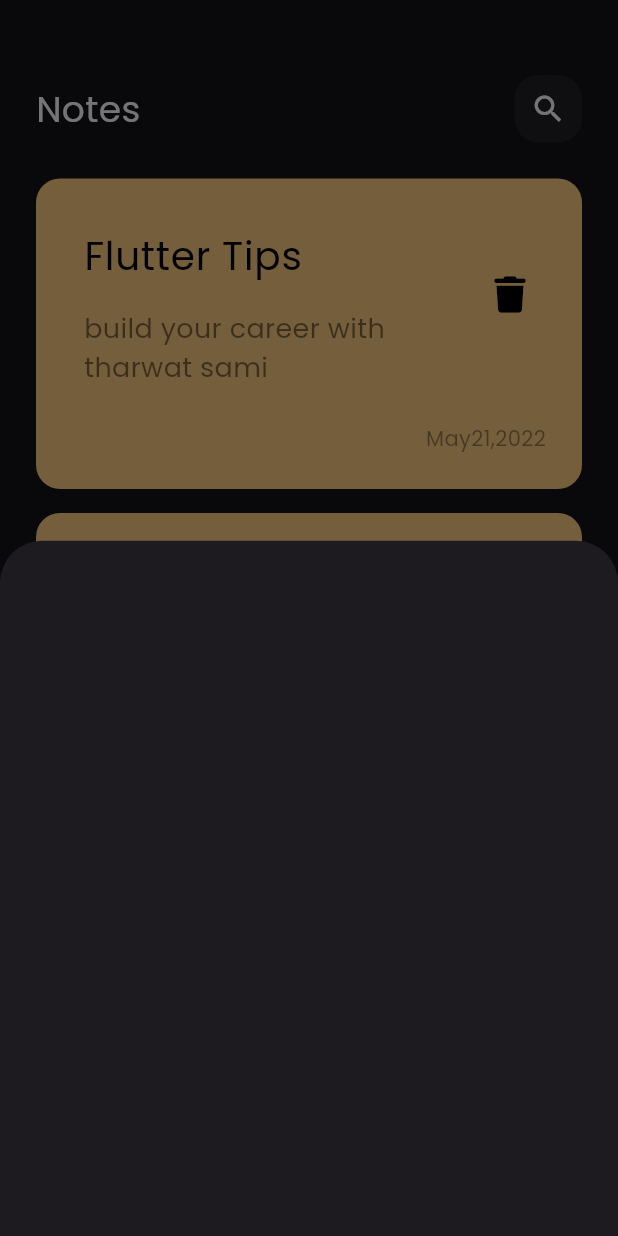
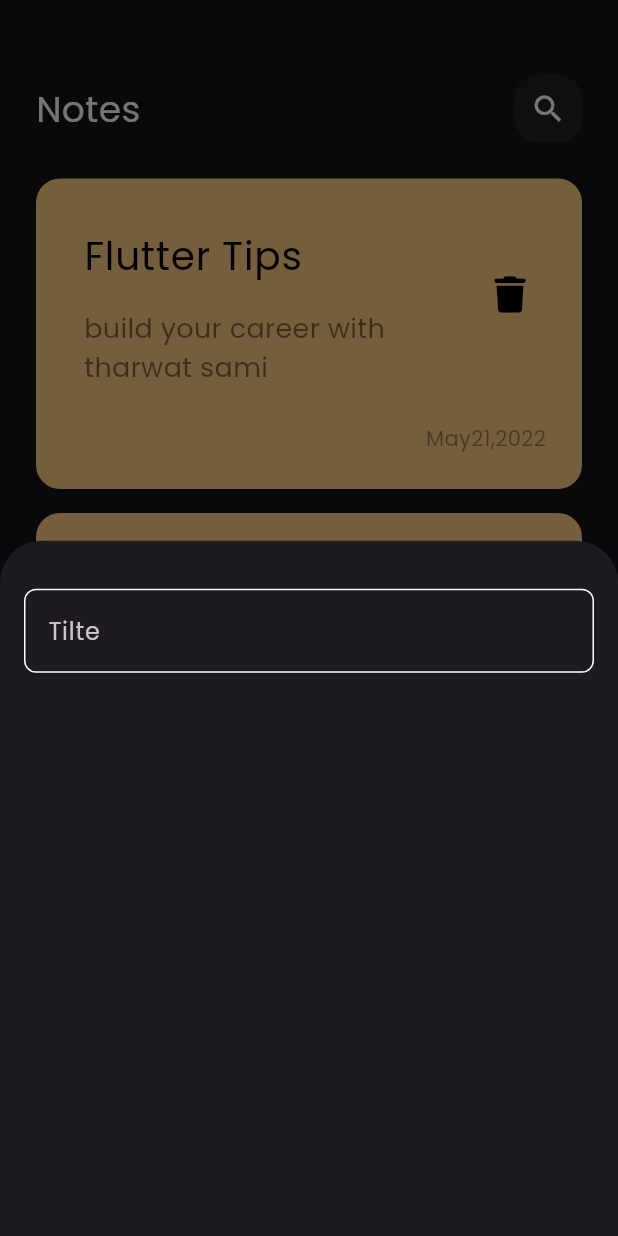
Before and after one commit to Yousef-Al-Zeer/note_app, a Flutter app: the screen it shows after launch, after a tap on the "add" icon, on a phone screen of 412 x 824 dp. Run offline on Flutter 3.47's test engine with Material 3 defaults, Android fonts, the phone set to English and light mode, and no system bars; our stand-ins replace font_awesome_flutter.

Commit message:
create custom text field

```diff
--- /dev/null
+++ b/lib/constants.dart
@@ -0,0 +1,3 @@
+import 'package:flutter/material.dart';
+
+const kPrimaryColor = const Color(0xff62FCD7);
--- a/lib/views/widgets/add_note_bottom_sheet.dart
+++ b/lib/views/widgets/add_note_bottom_sheet.dart
@@ -1,10 +1,21 @@
 import 'package:flutter/material.dart';
+import 'package:note_app/views/widgets/custom_text_field.dart';
 
 class AddNoteBottomSheet extends StatelessWidget {
   const AddNoteBottomSheet({super.key});
 
   @override
   Widget build(BuildContext context) {
-    return Container();
+    return const Padding(
+      padding: const EdgeInsets.symmetric(horizontal: 16),
+      child: Column(
+        children: [
+          SizedBox(
+            height: 32,
+          ),
+          CustomTextField(),
+        ],
+      ),
+    );
   }
 }
--- /dev/null
+++ b/lib/views/widgets/custom_text_field.dart
@@ -0,0 +1,28 @@
+import 'package:flutter/material.dart';
+import 'package:note_app/constants.dart';
+
+class CustomTextField extends StatelessWidget {
+  const CustomTextField({super.key});
+
+  @override
+  Widget build(BuildContext context) {
+    return TextField(
+      cursorColor: kPrimaryColor,
+      decoration: InputDecoration(
+        hintText: 'Tilte',
+        border: boardBuilder(),
+        enabledBorder: boardBuilder(),
+        focusedBorder: boardBuilder(kPrimaryColor),
+      ),
+    );
+  }
+
+  OutlineInputBorder boardBuilder([color]) {
+    return OutlineInputBorder(
+      borderRadius: BorderRadius.circular(8),
+      borderSide: BorderSide(
+        color: color ?? Colors.white,
+      ),
+    );
+  }
+}
```
